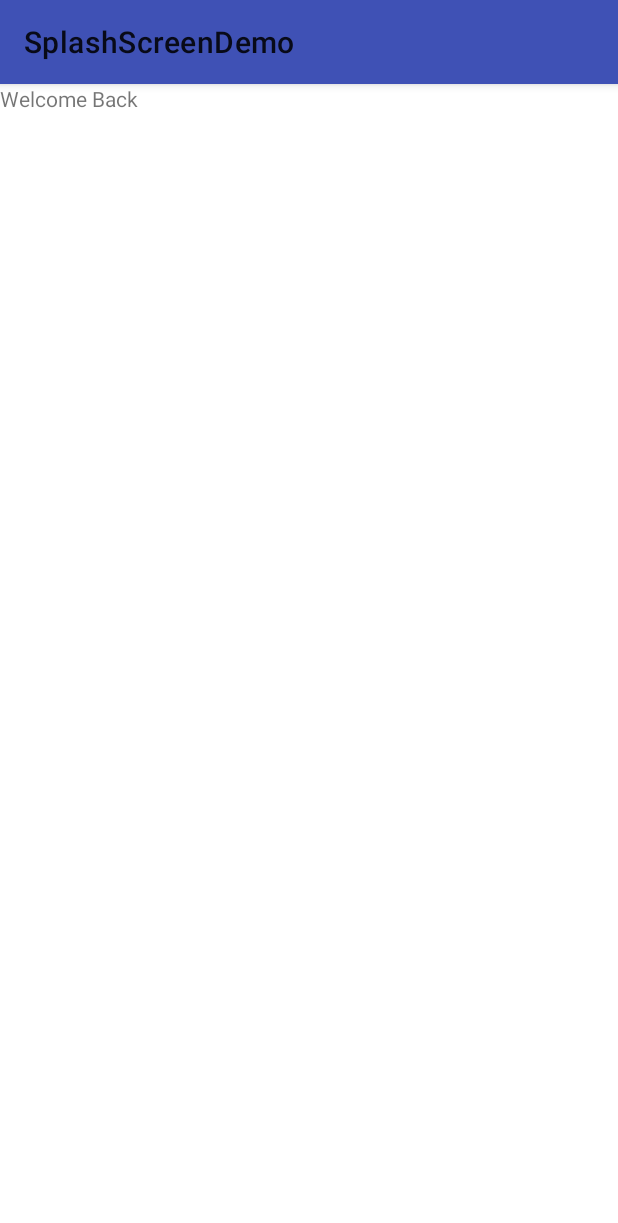
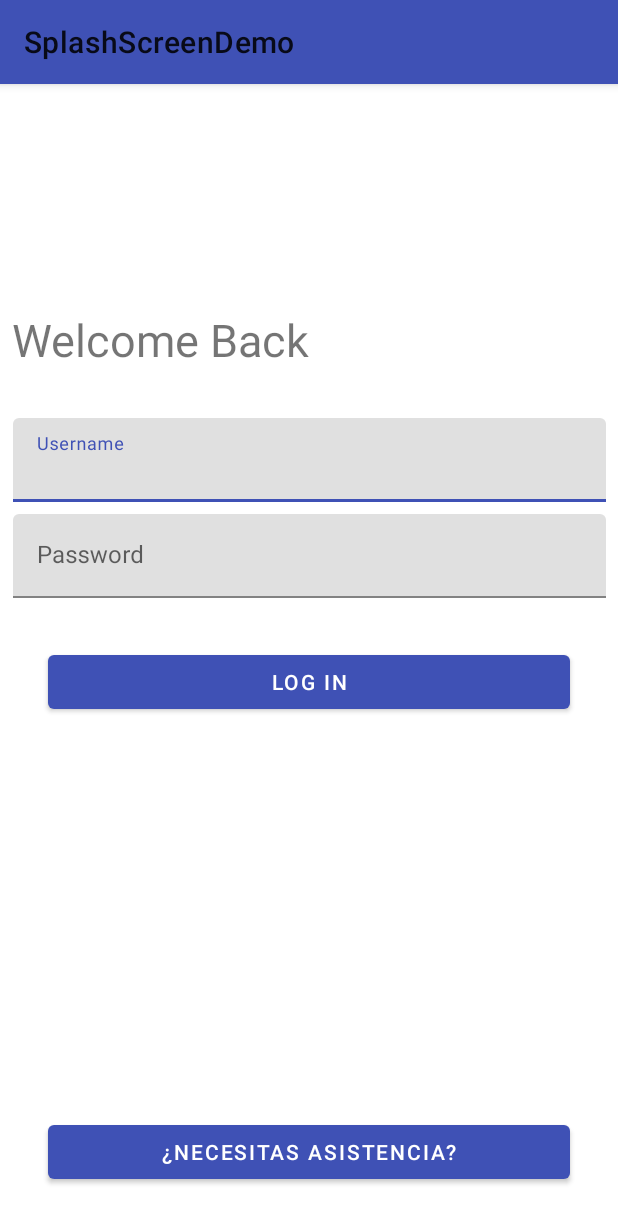
Before and after one commit to albertoomarcos/CDI-EmpresaSeguridad, an Android app: the screen it shows after launch (LoginActivity), on a phone screen of 412 x 824 dp. Shown: the top 1223 px of the screen. Run offline under Robolectric (Android 15) with nearby library versions, the phone set to English and light mode, and no system bars.

Commit message:
Upload new login classes

```diff
--- a/app/src/main/AndroidManifest.xml
+++ b/app/src/main/AndroidManifest.xml
@@ -11,8 +11,8 @@
         android:theme="@style/AppTheme">
 
 
-        <activity android:name=".LoginActivity">
-            android:screenOrientation="portrait"
+        <activity android:name=".LoginActivity"
+            android:screenOrientation="portrait">
 
             <intent-filter>
                 <action android:name="android.intent.action.VIEW" />
--- a/app/src/main/res/layout/activity_login.xml
+++ b/app/src/main/res/layout/activity_login.xml
@@ -1,7 +1,7 @@
 <?xml version="1.0" encoding="utf-8"?>
 <android.support.constraint.ConstraintLayout
     xmlns:android="http://schemas.android.com/apk/res/android"
-    xmlns:tools="http://schemas.android.com/tools"
+    xmlns:app="http://schemas.android.com/apk/res-auto"
     android:layout_width="match_parent"
     android:layout_height="match_parent">
 
@@ -9,7 +9,75 @@
         android:id="@+id/textView"
         android:layout_width="wrap_content"
         android:layout_height="wrap_content"
+        android:layout_marginStart="8dp"
+        android:layout_marginTop="8dp"
+        android:layout_marginBottom="8dp"
         android:text="Welcome Back"
-        tools:layout_editor_absoluteX="176dp"
-        tools:layout_editor_absoluteY="103dp" />
+        android:textSize="30sp"
+        app:layout_constraintBottom_toBottomOf="parent"
+        app:layout_constraintStart_toStartOf="parent"
+        app:layout_constraintTop_toTopOf="parent"
+        app:layout_constraintVertical_bias="0.19999999" />
+
+    <android.support.design.widget.TextInputLayout
+        android:id="@+id/username_field"
+        android:layout_width="395dp"
+        android:layout_height="wrap_content"
+        android:layout_marginStart="8dp"
+        android:layout_marginTop="32dp"
+        android:layout_marginEnd="8dp"
+        app:layout_constraintEnd_toEndOf="parent"
+        app:layout_constraintStart_toStartOf="parent"
+        app:layout_constraintTop_toBottomOf="@+id/textView">
+
+        <android.support.design.widget.TextInputEditText
+            android:layout_width="match_parent"
+            android:layout_height="wrap_content"
+            android:hint="Username" />
+    </android.support.design.widget.TextInputLayout>
+
+    <android.support.design.widget.TextInputLayout
+        android:id="@+id/password_field"
+        android:layout_width="395dp"
+        android:layout_height="wrap_content"
+        android:layout_marginStart="8dp"
+        android:layout_marginTop="8dp"
+        android:layout_marginEnd="8dp"
+        app:layout_constraintEnd_toEndOf="parent"
+        app:layout_constraintStart_toStartOf="parent"
+        app:layout_constraintTop_toBottomOf="@+id/username_field">
+
+        <android.support.design.widget.TextInputEditText
+            android:layout_width="match_parent"
+            android:layout_height="wrap_content"
+            android:hint="Password" />
+    </android.support.design.widget.TextInputLayout>
+
+    <Button
+        android:id="@+id/login_button"
+        android:layout_width="0dp"
+        android:layout_height="wrap_content"
+        android:layout_marginStart="32dp"
+        android:layout_marginTop="32dp"
+        android:layout_marginEnd="32dp"
+        android:text="Log In"
+        app:layout_constraintEnd_toEndOf="parent"
+        app:layout_constraintStart_toStartOf="parent"
+        app:layout_constraintTop_toBottomOf="@+id/password_field" />
+
+    <Button
+        android:id="@+id/assistance_button"
+        android:layout_width="0dp"
+        android:layout_height="wrap_content"
+        android:layout_marginStart="32dp"
+        android:layout_marginTop="32dp"
+        android:layout_marginEnd="32dp"
+        android:layout_marginBottom="32dp"
+        android:text="¿Necesitas asistencia?"
+        app:layout_constraintBottom_toBottomOf="parent"
+        app:layout_constraintEnd_toEndOf="parent"
+        app:layout_constraintStart_toStartOf="parent"
+        app:layout_constraintTop_toBottomOf="@+id/login_button"
+        app:layout_constraintVertical_bias="1.0" />
+
 </android.support.constraint.ConstraintLayout>
```
Also changed, not shown: app/src/main/java/com/example/portatil/cdi_empresaseguridad/AdminMainActivity.kt (added, +12 -0 lines), app/src/main/java/com/example/portatil/cdi_empresaseguridad/LoginActivity.kt (+48 -0 lines).
